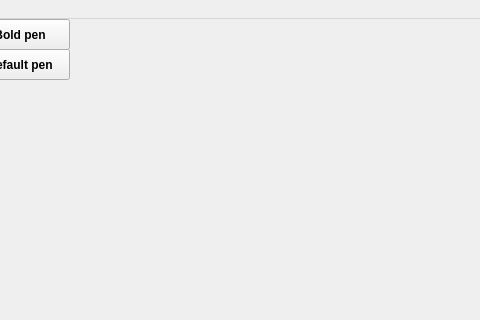
This is mainwindow.ui in BlizniukDM/BBS as Qt 5 draws it before an edit; both pictures show x 140 to 620 and y 0 to 320 of the 800 by 600 pixel window. The edited form follows.
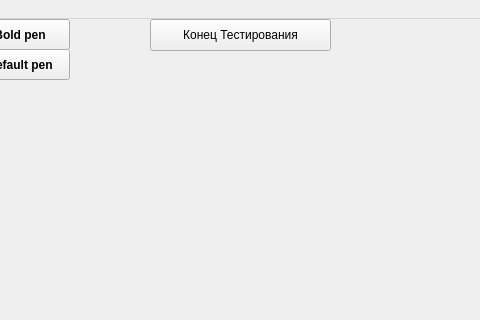
This is the edited form.

The edit to the form file:
```diff
--- a/mainwindow.ui
+++ b/mainwindow.ui
@@ -145,6 +145,19 @@
      </property>
     </widget>
    </widget>
+   <widget class="QPushButton" name="Testbutton">
+    <property name="geometry">
+     <rect>
+      <x>290</x>
+      <y>0</y>
+      <width>181</width>
+      <height>32</height>
+     </rect>
+    </property>
+    <property name="text">
+     <string>Конец Тестирования</string>
+    </property>
+   </widget>
   </widget>
   <widget class="QMenuBar" name="menubar">
    <property name="geometry">
```
Left out of the diff: 2 changed lines with no effect on the pictures.
